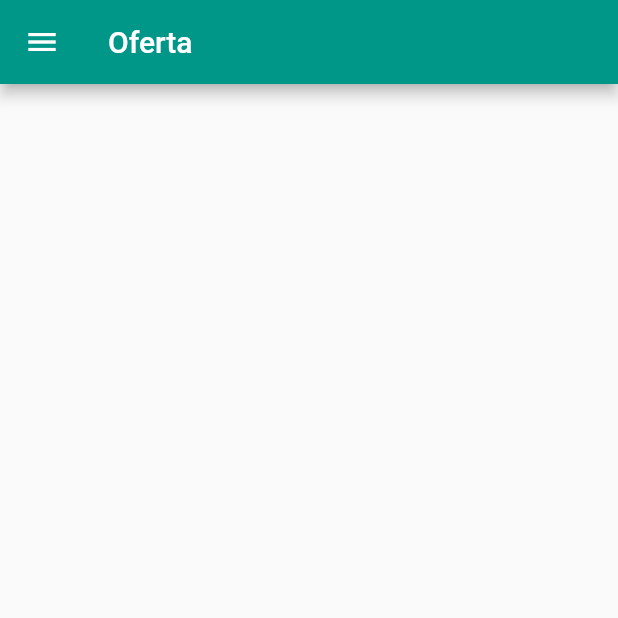
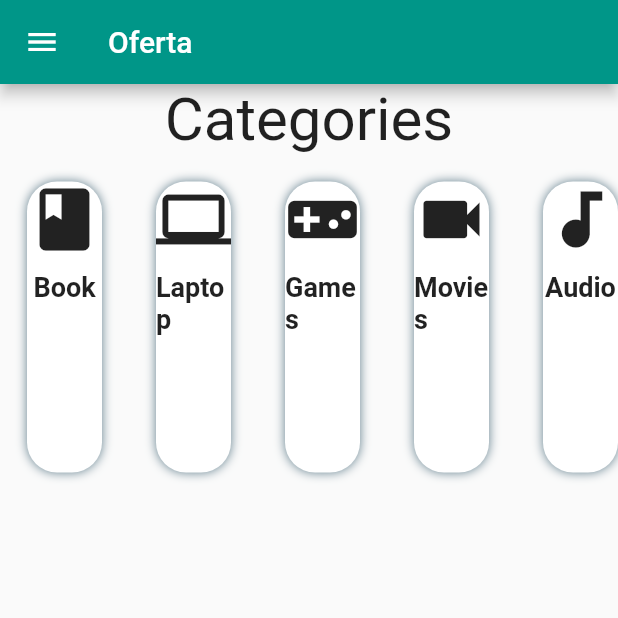
Before and after one commit to sonomixd/oferta, a Flutter app: the screen it shows after launch, on a phone screen of 412 x 824 dp, the top half of it. Run offline on Flutter 3.47's test engine with Material 2 defaults, Android fonts, the phone set to English and light mode, and no system bars; our stand-ins replace cloud_firestore, google_sign_in; accounts and stored records are empty.

Commit message:
category section

```diff
--- a/lib/screens/homepage.dart
+++ b/lib/screens/homepage.dart
@@ -1,4 +1,5 @@
 import 'package:flutter/material.dart';
+import 'package:oferta/widgets/category.dart';
 
 class HomePage extends StatelessWidget {
   @override
@@ -8,7 +9,12 @@ class HomePage extends StatelessWidget {
       appBar: AppBar(
         title: Text('Oferta'),
       ),
-      body: Container(),
+      body: ListView(
+        children: <Widget>[
+          Center(child: Text('Categories', style: TextStyle(fontSize: 40),)),
+          Category(),
+        ],
+      ),
     );
   }
 }
--- /dev/null
+++ b/lib/widgets/category.dart
@@ -0,0 +1,36 @@
+import 'package:flutter/material.dart';
+import 'package:oferta/widgets/category_card.dart';
+
+class Category extends StatelessWidget {
+  @override
+  Widget build(BuildContext context) {
+    return Container(
+      height: 230,
+      child: ListView(
+        scrollDirection: Axis.horizontal,
+        children: <Widget>[
+          CategoryCard(
+            Icon(Icons.book, size: 50,),
+            'Book'
+          ),
+          CategoryCard(
+            Icon(Icons.computer, size: 50,),
+            'Laptop'
+          ),
+          CategoryCard(
+            Icon(Icons.videogame_asset, size: 50,),
+            'Games'
+          ),
+          CategoryCard(
+            Icon(Icons.videocam, size: 50,),
+            'Movies'
+          ),
+          CategoryCard(
+            Icon(Icons.audiotrack, size: 50,),
+            'Audio'
+          ),
+        ],
+      ),
+    );
+  }
+}
--- /dev/null
+++ b/lib/widgets/category_card.dart
@@ -0,0 +1,38 @@
+import 'package:flutter/material.dart';
+
+class CategoryCard extends StatelessWidget {
+  final Icon icon;
+  final String name;
+
+  CategoryCard(this.icon, this.name);
+
+  @override
+  Widget build(BuildContext context) {
+    return Padding(
+      padding: const EdgeInsets.all(10.0),
+      child: Padding(
+        padding: const EdgeInsets.all(8.0),
+        child: Container(
+        decoration: BoxDecoration(
+          color: Colors.white,
+          borderRadius: BorderRadius.circular(20),
+            boxShadow: [
+            BoxShadow(
+              blurRadius: 5,
+              color: Colors.blueGrey
+    )
+  ],
+),
+          width: 50,
+          child: Column(
+            children: <Widget>[
+              icon,
+              SizedBox(height: 10,),
+              Text(name, style: TextStyle(fontSize: 18, fontWeight: FontWeight.bold))
+            ],
+          ),
+        ),
+      ),
+    );
+  }
+}
```
